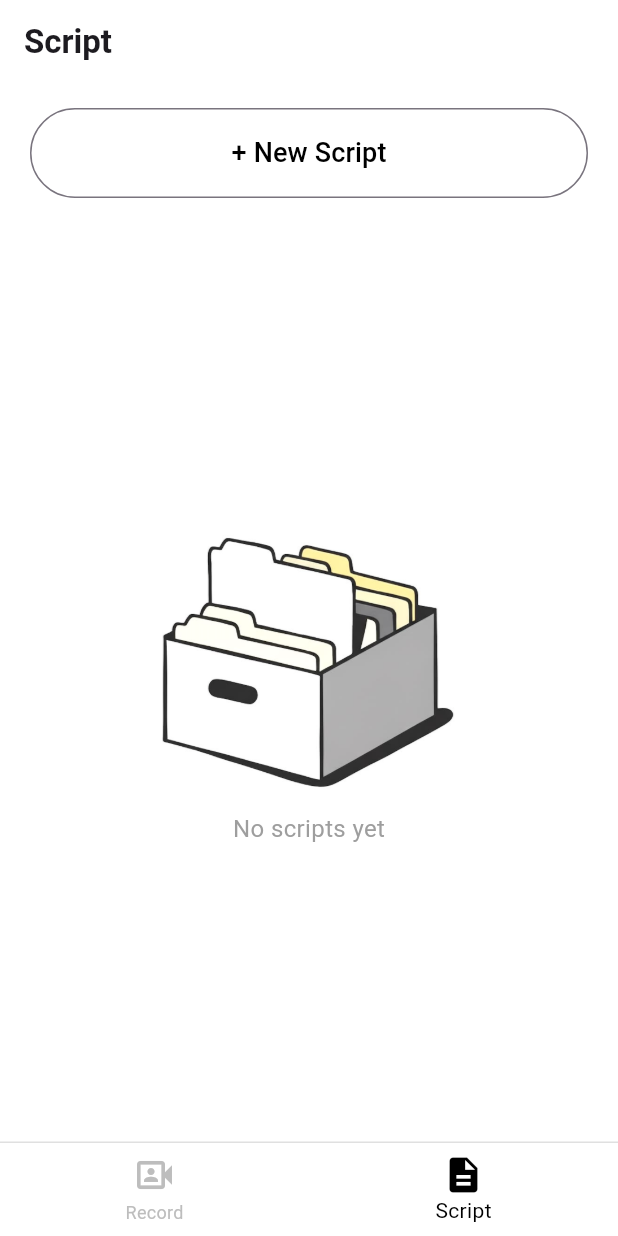
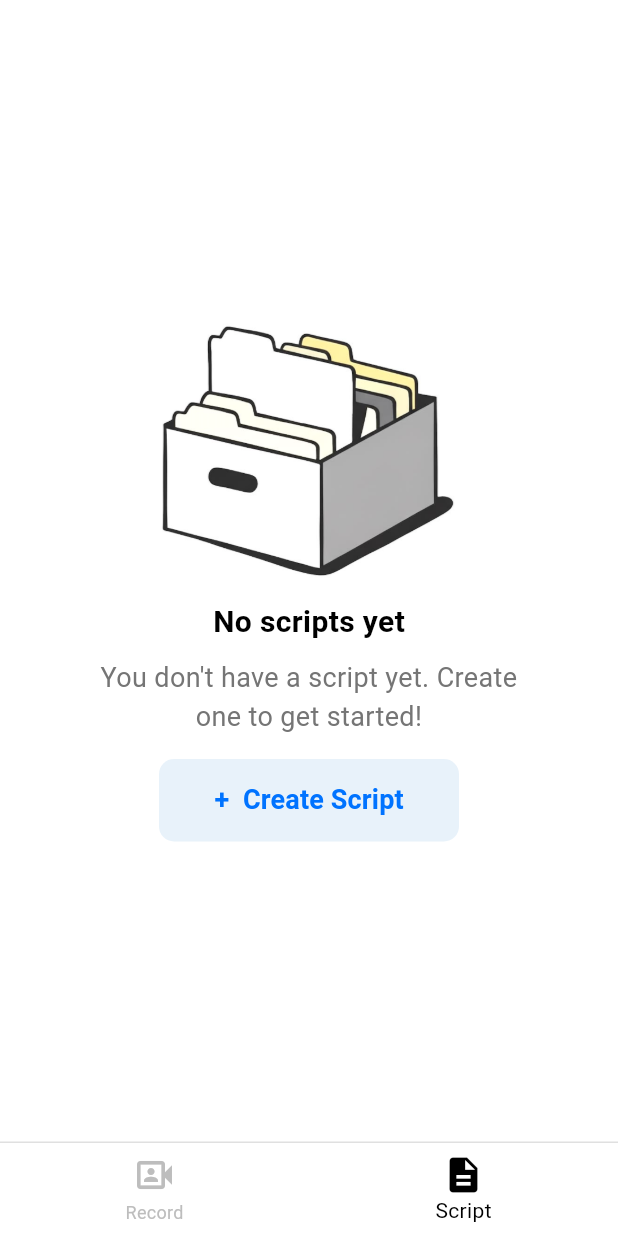
Before and after one commit to iftekar2/teleprompter_camera_app, a Flutter app: the screen it shows after launch, item 2 of the bottom bar chosen, on a phone screen of 412 x 824 dp. Run offline on Flutter 3.47's test engine with Material 3 defaults, Android fonts, the phone set to English and light mode, and no system bars; our stand-ins replace camera; missing offline and left inert: gal.

```diff
--- a/lib/components/Script.dart
+++ b/lib/components/Script.dart
@@ -42,34 +42,34 @@ class Script extends StatelessWidget {
   @override
   Widget build(BuildContext context) {
     return Scaffold(
-      appBar: AppBar(
-        title: const Text(
-          'Script',
-          style: TextStyle(fontWeight: FontWeight.w600),
-        ),
-        backgroundColor: Colors.white,
-      ),
-
+      // appBar: AppBar(
+      //   title: const Text(
+      //     'Script',
+      //     style: TextStyle(fontWeight: FontWeight.w600),
+      //   ),
+      //   backgroundColor: Colors.white,
+      // ),
       body: Column(
         crossAxisAlignment: CrossAxisAlignment.stretch,
         children: [
-          Padding(
-            padding: const EdgeInsets.fromLTRB(20, 16, 20, 12),
-            child: SizedBox(
-              height: 60,
-              child: OutlinedButton(
-                onPressed: onNewScript,
-                child: const Text(
-                  '+ New Script',
-                  style: TextStyle(color: Colors.black, fontSize: 18),
-                ),
-              ),
-            ),
-          ),
-
+          // Padding(
+          //   padding: const EdgeInsets.fromLTRB(20, 16, 20, 12),
+          //   child: SizedBox(
+          //     height: 60,
+          //     child: OutlinedButton(
+          //       onPressed: onNewScript,
+          //       child: const Text(
+          //         '+ New Script',
+          //         style: TextStyle(color: Colors.black, fontSize: 18),
+          //       ),
+          //     ),
+          //   ),
+          // ),
           Expanded(
             child: scripts.isEmpty
-                ? Column(
+                ? Padding(
+                    padding: const EdgeInsets.only(left: 50, right: 50),
+                    child: Column(
                       mainAxisAlignment: MainAxisAlignment.center,
                       children: [
                         SizedBox(
@@ -81,16 +81,58 @@ class Script extends StatelessWidget {
                           ),
                         ),
 
-                      Center(
-                        child: Text(
+                        Text(
                           'No scripts yet',
                           style: TextStyle(
-                            color: Colors.grey.shade500,
-                            fontSize: 16,
+                            color: Colors.black,
+                            fontSize: 20,
+                            fontWeight: FontWeight.w600,
+                          ),
+                        ),
+
+                        SizedBox(height: 10),
+                        Text(
+                          "You don't have a script yet. Create one to get started!",
+                          textAlign: TextAlign.center,
+                          style: TextStyle(
+                            color: Colors.grey[600],
+                            fontSize: 18,
+                          ),
+                        ),
+
+                        SizedBox(height: 15),
+                        SizedBox(
+                          height: 55,
+                          width: 200,
+                          child: TextButton(
+                            onPressed: onNewScript,
+                            style: TextButton.styleFrom(
+                              backgroundColor: const Color.fromARGB(
+                                255,
+                                232,
+                                242,
+                                250,
+                              ),
+
+                              shape: const RoundedRectangleBorder(
+                                borderRadius: BorderRadius.all(
+                                  Radius.circular(10),
+                                ),
+                              ),
+                            ),
+
+                            child: Text(
+                              "+  Create Script",
+                              style: TextStyle(
+                                color: const Color.fromARGB(255, 0, 115, 255),
+                                fontSize: 18,
+                                fontWeight: FontWeight.w600,
+                              ),
                             ),
                           ),
                         ),
                       ],
+                    ),
                   )
                 : ListView.separated(
                     padding: const EdgeInsets.fromLTRB(20, 0, 20, 20),
```
Lines whose indentation alone changed are shown as unchanged.
